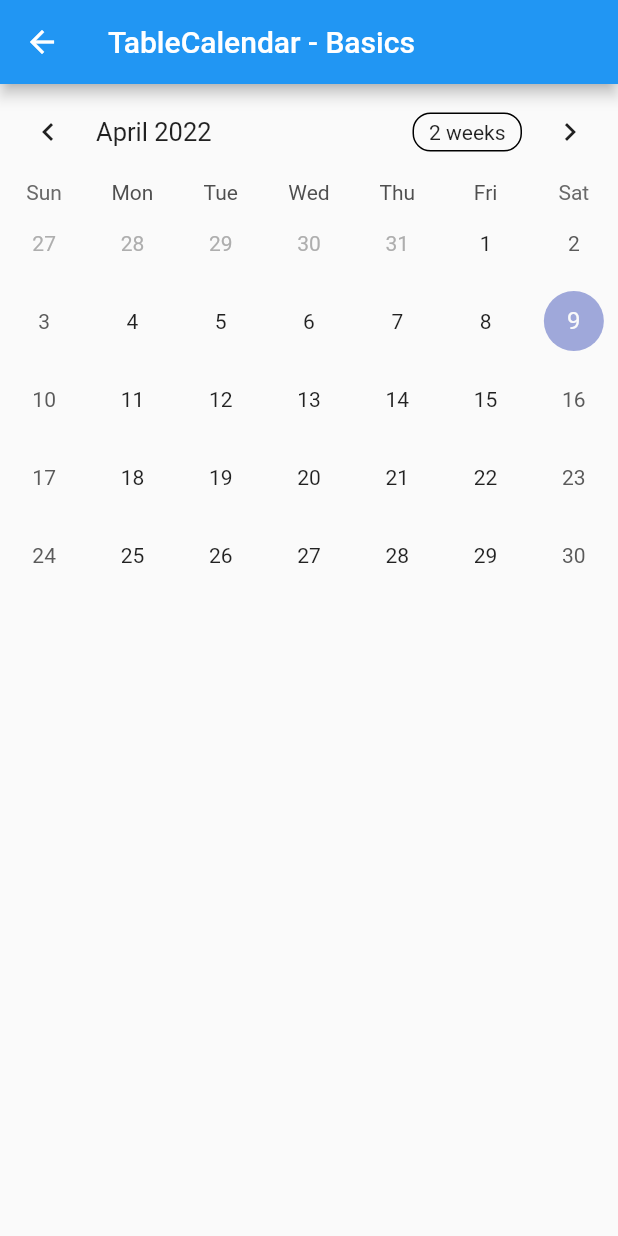
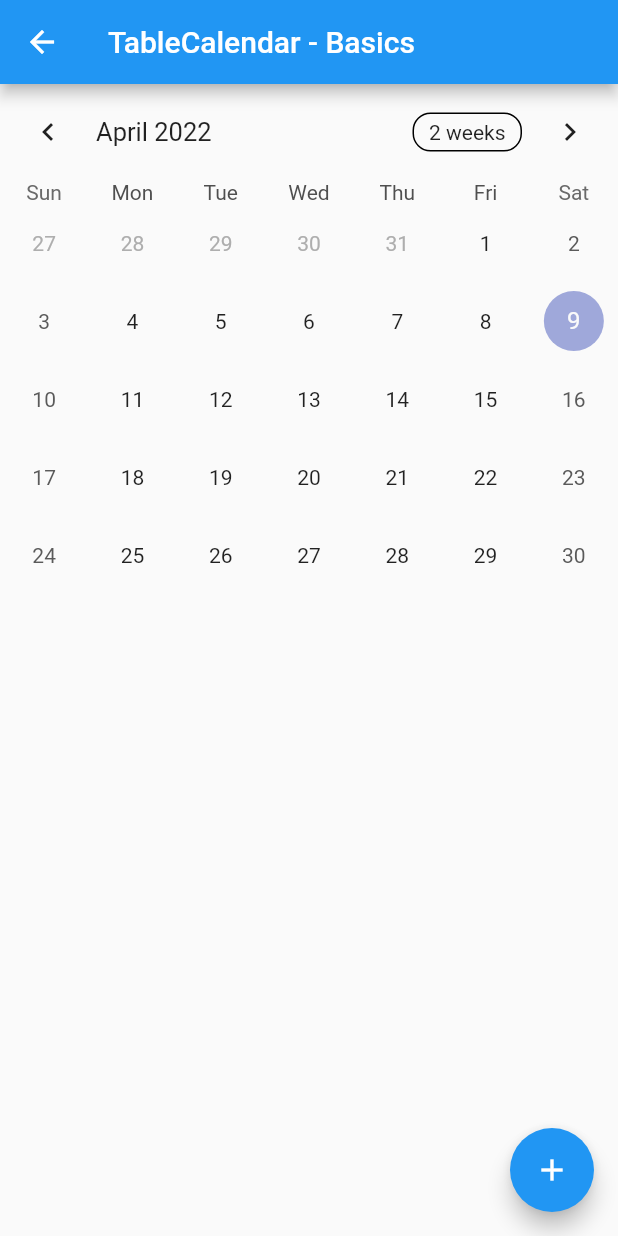
Before and after one commit to Ta23ka98/expressive_diary, a Flutter app: the TableBasicsExample screen opened directly, on a phone screen of 412 x 824 dp. Run offline on Flutter 3.47's test engine with Material 2 defaults, Android fonts, the phone set to English and light mode, and no system bars; drawn by our look-alikes of table_calendar.

Commit message:
4th commit. Arranged screens and added some directories.

```diff
--- a/lib/Screens/basic_example.dart
+++ b/lib/Screens/basic_example.dart
@@ -11,6 +11,8 @@ class _TableBasicsExampleState extends State<TableBasicsExample> {
   CalendarFormat _calendarFormat = CalendarFormat.month;
   DateTime _focusedDay = DateTime.now();
   DateTime? _selectedDay;
+
+  void addEvent() {}
 
   @override
   Widget build(BuildContext context) {
@@ -53,6 +55,10 @@ class _TableBasicsExampleState extends State<TableBasicsExample> {
           _focusedDay = focusedDay;
         },
       ),
+      floatingActionButton: FloatingActionButton(
+        child: Icon(Icons.add),
+        onPressed: null,
+      ),
     );
   }
 }
--- a/lib/Screens/main.dart
+++ b/lib/Screens/main.dart
@@ -101,9 +101,9 @@ class _MyStatefulWidgetState extends State<MyStatefulWidget> {
   static const TextStyle optionStyle =
       TextStyle(fontSize: 30, fontWeight: FontWeight.bold);
   final List<Widget> _widgetOptions = <Widget>[
+    TableBasicsExample(),
+    UserScreen(),
     TableEventsExample(),
-    UserScreen(),
-    TableBasicsExample(),
     MenuScreen(),
   ];
 
--- a/lib/events_example.dart
+++ b/lib/events_example.dart
@@ -1,6 +1,5 @@
 import 'package:flutter/material.dart';
 import 'package:table_calendar/table_calendar.dart';
-
 import '../utils.dart';
 
 class TableEventsExample extends StatefulWidget {
```
